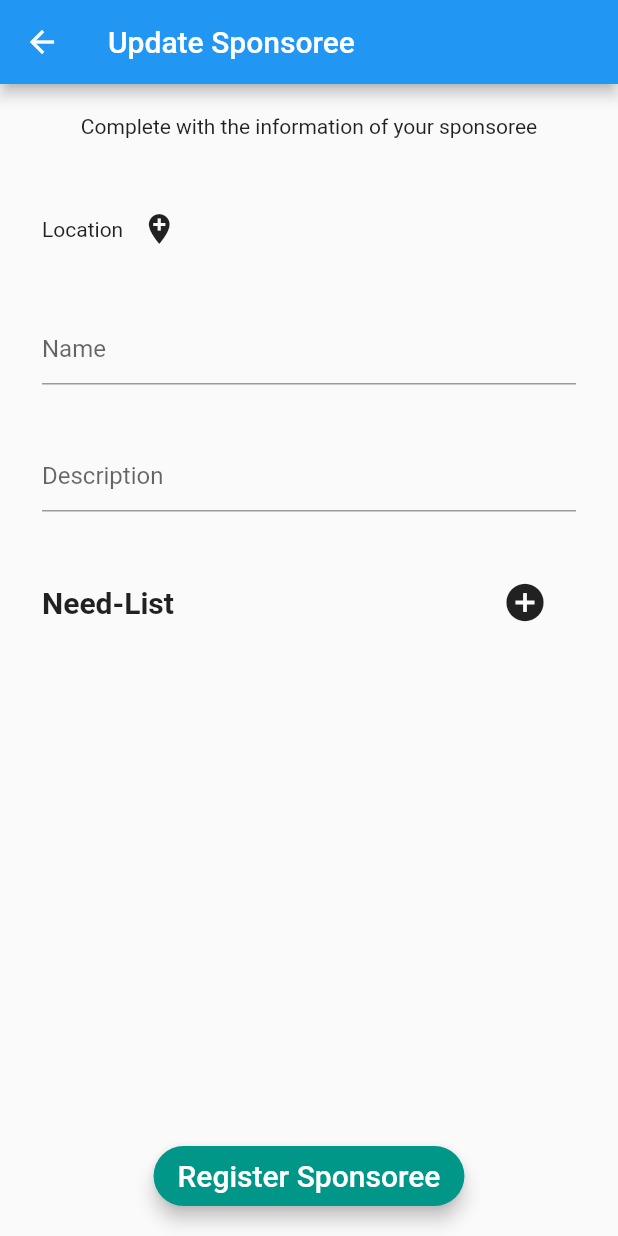
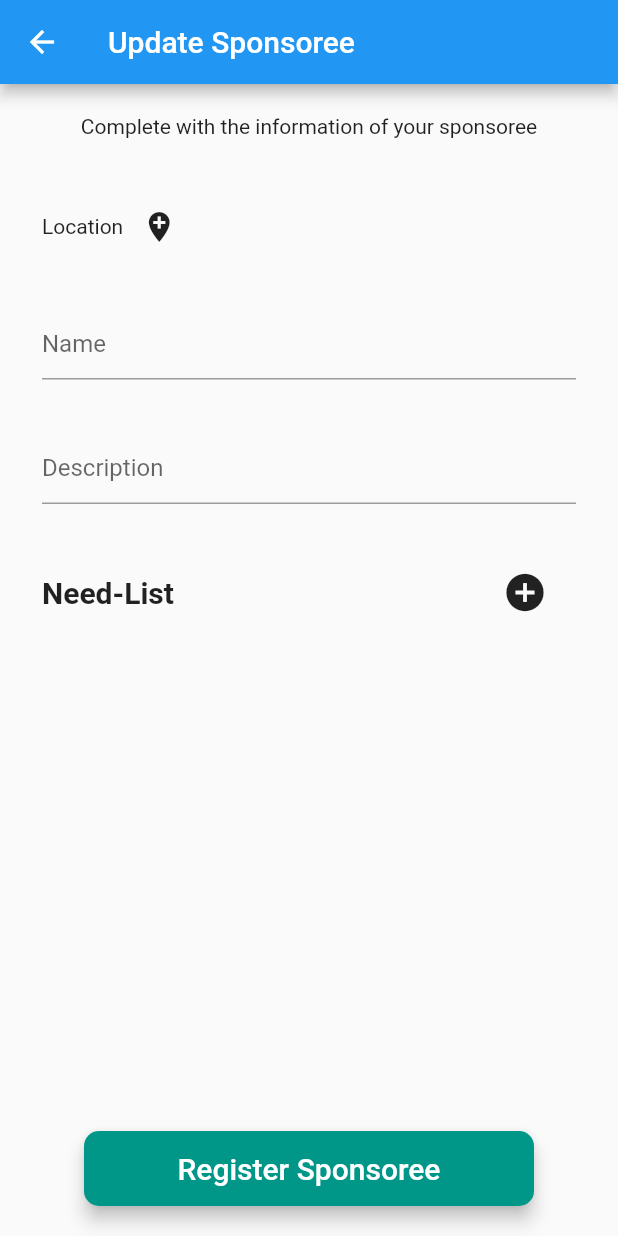
Before and after one commit to rodrisouto/sponsor-volunteering, a Flutter app: the LoadSponsoreePage screen opened directly, on a phone screen of 412 x 824 dp. Run offline on Flutter 3.47's test engine with Material 2 defaults, Android fonts, the phone set to English and light mode, and no system bars; our stand-ins replace cloud_firestore, google_maps_flutter; missing offline and left inert: google_map_location_picker; accounts and stored records are empty; Roboto replaces fonts that are missing (Monserrat).

Commit message:
feat(UI) changing design of button

```diff
--- a/sponsor_volunteering/lib/load_sponsoree_page.dart
+++ b/sponsor_volunteering/lib/load_sponsoree_page.dart
@@ -219,11 +219,12 @@ class _LoadSponsoreePageState extends State<LoadSponsoreePage> {
     return Container(
         padding: EdgeInsets.only(bottom: _pad),
         child: SizedBox(
-          height: 40.0,
+          height: 50.0,
+          width: 300,
           child: RaisedButton(
             elevation: 5.0,
             shape: RoundedRectangleBorder(
-                borderRadius: BorderRadius.circular(30.0)),
+                borderRadius: BorderRadius.circular(10.0)),
             color: Colors.teal,
             child: Text(
                 widget.initialSponsoree == null
```
